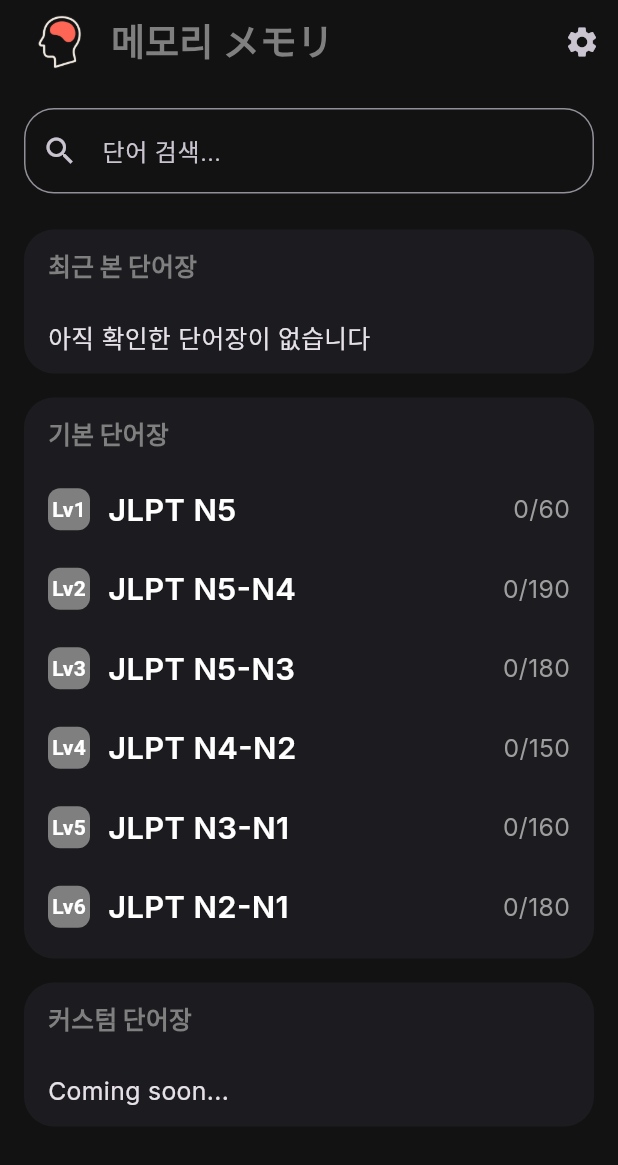
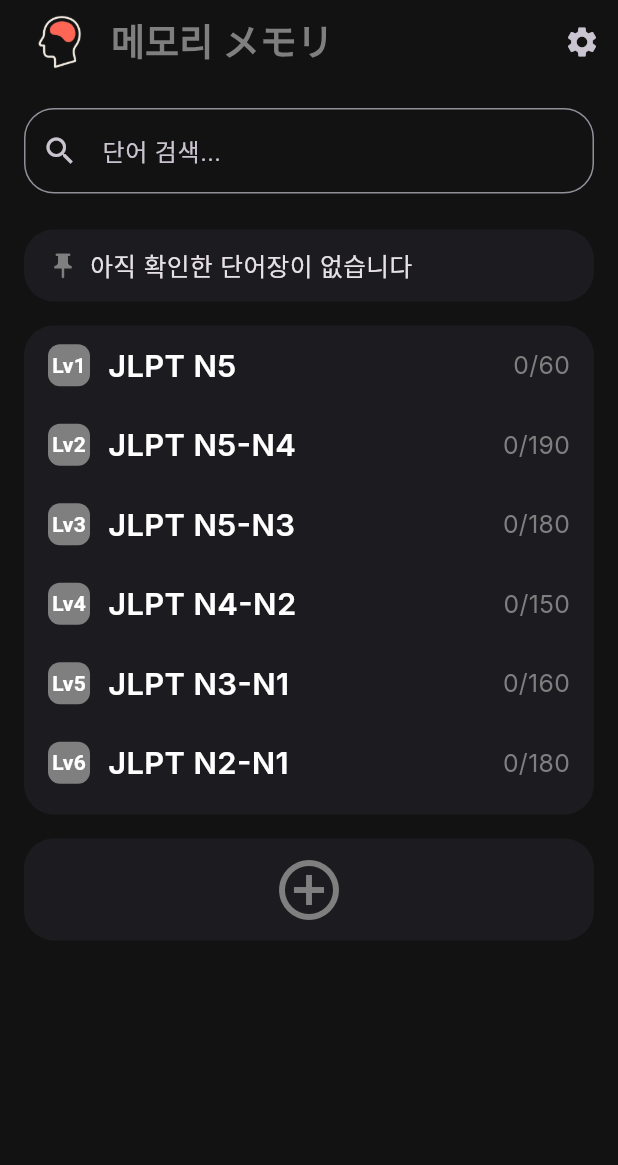
Before and after one commit to yoosukkim-create/Japanese, a Flutter app: the screen it shows after launch, on a phone screen of 412 x 824 dp. Shown: the top 1165 px of the screen. Run offline on Flutter 3.47's test engine with Material 3 defaults, Android fonts, the phone set to English and light mode, and no system bars; our stand-ins replace google_fonts, shared_preferences, signature.

Commit message:
Make card design consistent

```diff
--- a/lib/providers/theme_provider.dart
+++ b/lib/providers/theme_provider.dart
@@ -134,13 +134,6 @@ class ThemeProvider extends ChangeNotifier {
     fontWeight: FontWeight.w600,
     fontFamily: globalFont,
   );
-  static TextStyle cardTitleStyle(BuildContext context) => adaptiveFontSize(
-    context,
-    0.02,
-    40,
-    fontWeight: FontWeight.w900,
-    fontFamily: globalFont,
-  );
   static TextStyle cardListStyle(BuildContext context) => adaptiveFontSize(
     context,
     0.025,
--- a/lib/views/screens/home_screen.dart
+++ b/lib/views/screens/home_screen.dart
@@ -9,7 +9,7 @@ import 'package:japanese/providers/study_provider.dart';
 import 'package:japanese/views/screens/word_list_screen.dart';
 import 'package:japanese/views/screens/word_group_screen.dart';
 import 'package:japanese/views/screens/settings_screen.dart';
-import 'package:japanese/widgets/list_card.dart';
+import 'package:japanese/widgets/card_container.dart';
 
 class HomeScreen extends StatefulWidget {
   const HomeScreen({super.key});
@@ -35,13 +35,22 @@ class _HomeScreenState extends State<HomeScreen> {
     return CardContainer(
       isDarkMode: isDarkMode(context),
       children: [
-        CardTitle('최근 본 단어장'),
         studyProvider.recentWordLists.isEmpty
             ? Padding(
               padding: ThemeProvider.cardPadding,
-              child: Text(
-                '아직 확인한 단어장이 없습니다',
-                style: ThemeProvider.cardExplainStyle(context),
+              child: Row(
+                children: [
+                  Icon(
+                    Icons.push_pin,
+                    color: themeProvider.mainColor,
+                    size: 20,
+                  ),
+                  const SizedBox(width: 8),
+                  Text(
+                    '아직 확인한 단어장이 없습니다',
+                    style: ThemeProvider.cardExplainStyle(context),
+                  ),
+                ],
               ),
             )
             : InkWell(
@@ -52,9 +61,22 @@ class _HomeScreenState extends State<HomeScreen> {
                 child: Row(
                   mainAxisAlignment: MainAxisAlignment.spaceBetween,
                   children: [
-                    Text(
-                      studyProvider.recentWordLists[0]['title'].toString(),
-                      style: ThemeProvider.cardListStyle(context),
+                    Row(
+                      children: [
+                        Transform.rotate(
+                          angle: -3.14 / 4,
+                          child: Icon(
+                            Icons.push_pin,
+                            color: themeProvider.mainColor,
+                            size: 28,
+                          ),
+                        ),
+                        const SizedBox(width: 8),
+                        Text(
+                          studyProvider.recentWordLists[0]['title'].toString(),
+                          style: ThemeProvider.cardListStyle(context),
+                        ),
+                      ],
                     ),
                     Text(
                       studyProvider.getProgressText(
@@ -81,7 +103,6 @@ class _HomeScreenState extends State<HomeScreen> {
     return CardContainer(
       isDarkMode: isDarkMode(context),
       children: [
-        CardTitle('기본 단어장'),
         ...wordbooks.asMap().entries.map((entry) {
           final index = entry.key + 1; // 숫자 1부터 시작
           final wordbook = entry.value;
@@ -146,7 +167,7 @@ class _HomeScreenState extends State<HomeScreen> {
                         '$studiedWords/$totalWords',
                         style: ThemeProvider.metaCountStyle(
                           context,
-                        ).copyWith(color: Colors.grey),
+                        ).copyWith(color: themeProvider.mainColor),
                       );
                     },
                   ),
@@ -164,12 +185,14 @@ class _HomeScreenState extends State<HomeScreen> {
     return CardContainer(
       isDarkMode: isDarkMode(context),
       children: [
-        CardTitle('커스텀 단어장'),
-        Padding(
-          padding: ThemeProvider.cardPadding,
-          child: Text(
-            'Coming soon...',
-            style: ThemeProvider.cardExplainStyle(context),
+        Center(
+          child: Padding(
+            padding: const EdgeInsets.symmetric(vertical: 10.0),
+            child: Icon(
+              Icons.add_circle_outline,
+              size: 48,
+              color: themeProvider.mainColor,
+            ),
           ),
         ),
       ],
--- a/lib/views/screens/word_group_screen.dart
+++ b/lib/views/screens/word_group_screen.dart
@@ -10,7 +10,7 @@ import 'package:japanese/providers/study_provider.dart';
 import 'package:japanese/views/screens/word_list_screen.dart';
 import 'package:japanese/views/screens/memory_mode_screen.dart';
 import 'package:japanese/views/screens/settings_screen.dart';
-import 'package:japanese/widgets/list_card.dart';
+import 'package:japanese/widgets/card_container.dart';
 
 class AnimatedHaloButton extends StatefulWidget {
   final VoidCallback onPressed;
@@ -162,7 +162,6 @@ class WordGroupScreen extends StatelessWidget {
           CardContainer(
             isDarkMode: isDarkMode(context),
             children: [
-              const CardTitle('단어 그룹 목록'),
               ...wordbook.wordgroups.entries.map((entry) {
                 final key = entry.key;
                 final wordgroup = entry.value;
--- a/lib/widgets/list_card.dart
+++ b/lib/widgets/card_container.dart
@@ -1,33 +1,6 @@
 import 'package:flutter/material.dart';
-import 'package:provider/provider.dart';
 import 'package:japanese/providers/theme_provider.dart';
 
-/// 카드 제목 위젯 (카드 바깥에 쓸 수도 있음)
-class CardTitle extends StatelessWidget {
-  final String title;
-
-  const CardTitle(this.title, {super.key});
-
-  @override
-  Widget build(BuildContext context) {
-    final themeProvider = Provider.of<ThemeProvider>(context);
-    return Padding(
-      padding: ThemeProvider.cardPadding,
-      child: Row(
-        children: [
-          Text(
-            title,
-            style: ThemeProvider.cardTitleStyle(
-              context,
-            ).copyWith(color: themeProvider.mainColor),
-          ),
-        ],
-      ),
-    );
-  }
-}
-
-/// 카드 컨테이너 (배경 + 라운딩 + 내부 children 감쌈)
 class CardContainer extends StatelessWidget {
   final List<Widget> children;
   final bool isDarkMode;
```
